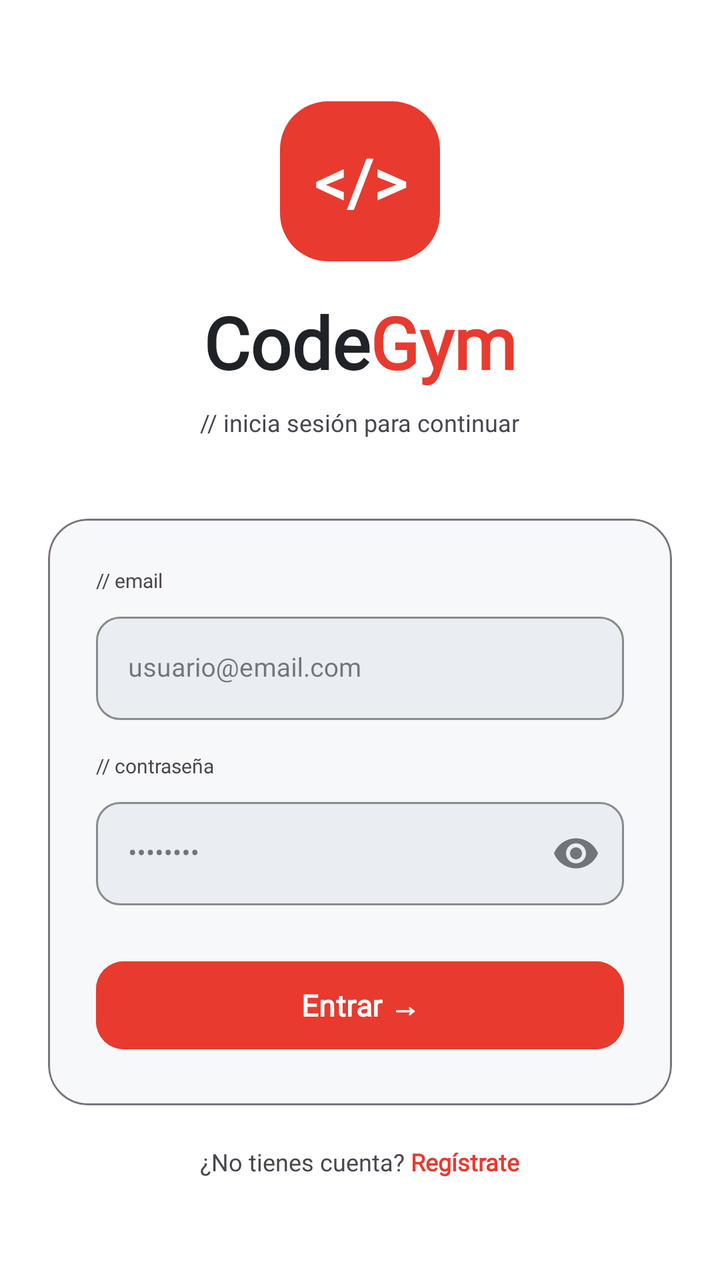
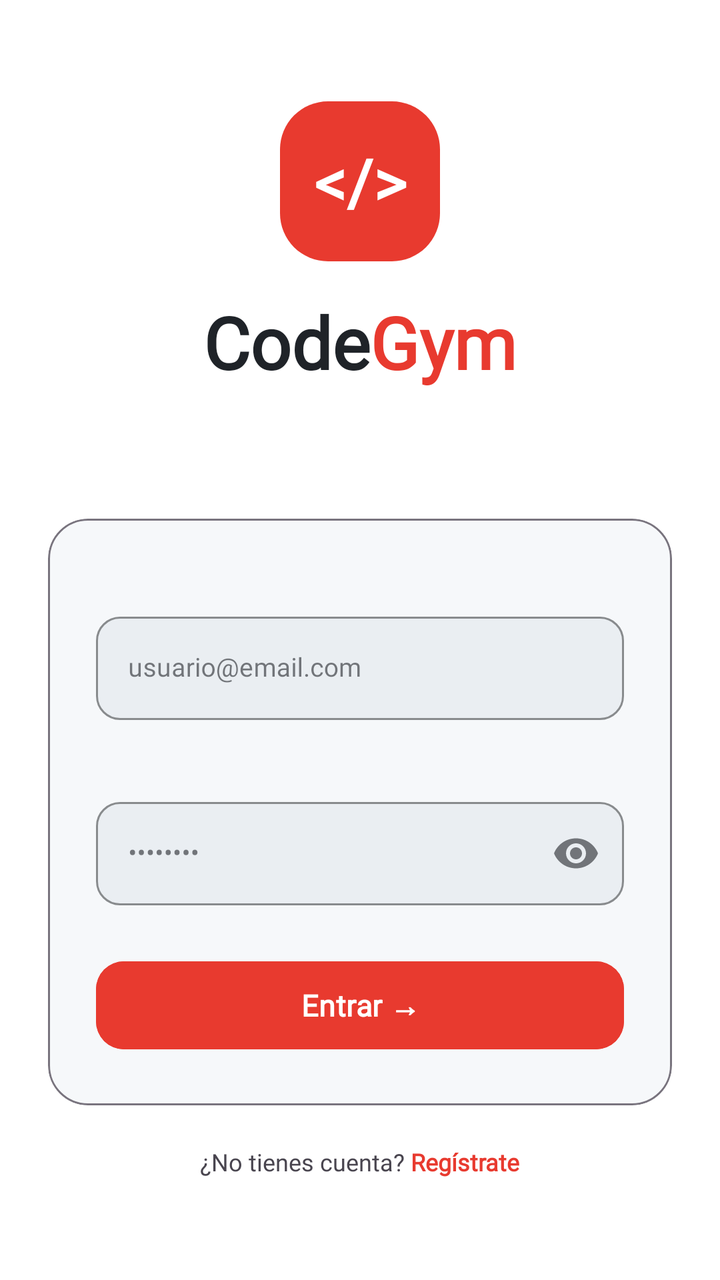

Before-and-after screenshots of an Android layout around one commit, followed by the original layout XML and the change that was made.
<!-- AndroidManifest.xml: application theme Theme.CodeGym -->
<!-- res/layout/activity_login.xml -->
<?xml version="1.0" encoding="utf-8"?>
<LinearLayout
    xmlns:android="http://schemas.android.com/apk/res/android"
    xmlns:app="http://schemas.android.com/apk/res-auto"
    android:layout_width="match_parent"
    android:layout_height="match_parent"
    android:orientation="vertical"
    android:background="?android:attr/colorBackground"
    android:gravity="center">

    
    <TextView
        android:layout_width="80dp"
        android:layout_height="80dp"
        android:gravity="center"
        android:text="&lt;/&gt;"
        android:textColor="?attr/colorOnPrimary"
        android:textSize="32sp"
        android:textStyle="bold"
        android:background="@drawable/splash_logo_bg"
        android:fontFamily="@font/space_mono"
        android:layout_gravity="center_horizontal" />

    
    <LinearLayout
        android:layout_width="wrap_content"
        android:layout_height="wrap_content"
        android:orientation="horizontal"
        android:layout_gravity="center_horizontal"
        android:layout_marginTop="16dp"
        android:layout_marginBottom="8dp">

        <TextView
            android:layout_width="wrap_content"
            android:layout_height="wrap_content"
            android:text="Code"
            android:textColor="?attr/colorOnBackground"
            android:textSize="36sp"
            android:textStyle="bold"
            android:fontFamily="@font/syne_extrabold" />

        <TextView
            android:layout_width="wrap_content"
            android:layout_height="wrap_content"
            android:text="Gym"
            android:textColor="?attr/colorPrimary"
            android:textSize="36sp"
            android:textStyle="bold"
            android:fontFamily="@font/syne_extrabold" />
    </LinearLayout>

    <TextView
        android:layout_width="wrap_content"
        android:layout_height="wrap_content"
        android:text="// inicia sesión para continuar"
        android:textColor="?attr/colorOnSurfaceVariant"
        android:textSize="12sp"
        android:fontFamily="@font/space_mono"
        android:layout_gravity="center_horizontal"
        android:layout_marginBottom="40dp" />

    
    <com.google.android.material.card.MaterialCardView
        android:layout_width="match_parent"
        android:layout_height="wrap_content"
        android:layout_marginHorizontal="24dp"
        app:cardCornerRadius="20dp"
        app:cardBackgroundColor="?attr/colorSurface"
        app:strokeColor="?attr/colorOutline"
        app:strokeWidth="1dp"
        app:cardElevation="0dp">

        <LinearLayout
            android:layout_width="match_parent"
            android:layout_height="wrap_content"
            android:orientation="vertical"
            android:padding="24dp">

            
            <TextView
                android:layout_width="wrap_content"
                android:layout_height="wrap_content"
                android:text="// email"
                android:textColor="?attr/colorOnSurfaceVariant"
                android:textSize="10sp"
                android:fontFamily="@font/space_mono"
                android:layout_marginBottom="6dp" />

            <com.google.android.material.textfield.TextInputLayout
                android:layout_width="match_parent"
                android:layout_height="wrap_content"
                style="@style/Widget.MaterialComponents.TextInputLayout.OutlinedBox"
                app:boxBackgroundColor="?attr/colorSurfaceVariant"
                app:boxStrokeColor="?attr/colorOutline"
                app:boxCornerRadiusTopStart="12dp"
                app:boxCornerRadiusTopEnd="12dp"
                app:boxCornerRadiusBottomStart="12dp"
                app:boxCornerRadiusBottomEnd="12dp">

                <com.google.android.material.textfield.TextInputEditText
                    android:id="@+id/etEmail"
                    android:layout_width="match_parent"
                    android:layout_height="wrap_content"
                    android:hint="usuario@email.com"
                    android:textColor="?attr/colorOnSurface"
                    android:textColorHint="?attr/colorOnSurfaceVariant"
                    android:inputType="textEmailAddress"
                    android:fontFamily="@font/space_mono"
                    android:textSize="13sp" />
            </com.google.android.material.textfield.TextInputLayout>

            
            <TextView
                android:layout_width="wrap_content"
                android:layout_height="wrap_content"
                android:text="// contraseña"
                android:textColor="?attr/colorOnSurfaceVariant"
                android:textSize="10sp"
                android:fontFamily="@font/space_mono"
                android:layout_marginTop="16dp"
                android:layout_marginBottom="6dp" />

            <com.google.android.material.textfield.TextInputLayout
                android:layout_width="match_parent"
                android:layout_height="wrap_content"
                style="@style/Widget.MaterialComponents.TextInputLayout.OutlinedBox"
                app:boxBackgroundColor="?attr/colorSurfaceVariant"
                app:boxStrokeColor="?attr/colorOutline"
                app:boxCornerRadiusTopStart="12dp"
                app:boxCornerRadiusTopEnd="12dp"
                app:boxCornerRadiusBottomStart="12dp"
                app:boxCornerRadiusBottomEnd="12dp"
                app:endIconMode="password_toggle">

                <com.google.android.material.textfield.TextInputEditText
                    android:id="@+id/etPassword"
                    android:layout_width="match_parent"
                    android:layout_height="wrap_content"
                    android:hint="••••••••"
                    android:textColor="?attr/colorOnSurface"
                    android:textColorHint="?attr/colorOnSurfaceVariant"
                    android:inputType="textPassword"
                    android:fontFamily="@font/space_mono"
                    android:textSize="13sp" />
            </com.google.android.material.textfield.TextInputLayout>

            
            <Button
                android:id="@+id/btnLogin"
                android:layout_width="match_parent"
                android:layout_height="52dp"
                android:layout_marginTop="24dp"
                android:text="Entrar →"
                android:textColor="?attr/colorOnPrimary"
                android:textSize="15sp"
                android:textStyle="bold"
                android:backgroundTint="?attr/colorPrimary"
                android:fontFamily="@font/syne_extrabold"
                app:cornerRadius="14dp" />

        </LinearLayout>
    </com.google.android.material.card.MaterialCardView>

    
    <LinearLayout
        android:layout_width="wrap_content"
        android:layout_height="wrap_content"
        android:orientation="horizontal"
        android:layout_gravity="center_horizontal"
        android:layout_marginTop="20dp"
        android:gravity="center_vertical">

        <TextView
            android:layout_width="wrap_content"
            android:layout_height="wrap_content"
            android:text="¿No tienes cuenta? "
            android:textColor="?attr/colorOnSurfaceVariant"
            android:textSize="12sp"
            android:fontFamily="@font/space_mono" />

        <TextView
            android:id="@+id/btnGoRegister"
            android:layout_width="wrap_content"
            android:layout_height="wrap_content"
            android:text="Regístrate"
            android:textColor="?attr/colorPrimary"
            android:textSize="12sp"
            android:textStyle="bold"
            android:fontFamily="@font/space_mono" />
    </LinearLayout>

</LinearLayout>
<!-- resources referenced by this layout -->
<resources>
  <!-- drawable splash_logo_bg (drawable) -->
  <?xml version="1.0" encoding="utf-8"?>
  <shape xmlns:android="http://schemas.android.com/apk/res/android"
      android:shape="rectangle">
      <solid android:color="#E83A2F" />
      <corners android:radius="24dp" />
  </shape>
  <style name="Theme.CodeGym" parent="Base.Theme.CodeGym" />
  <style name="Base.Theme.CodeGym" parent="Theme.Material3.DayNight.NoActionBar">
          <item name="colorPrimary">@color/red_primary</item>
          <item name="colorOnPrimary">@color/white</item>
          <item name="colorSecondary">@color/yellow</item>
          <item name="colorTertiary">@color/tertiary</item>
          <item name="colorError">@color/red_wrong</item>
          <item name="android:colorBackground">@color/bg_dark</item>
          <item name="colorSurface">@color/surface</item>
          <item name="colorSurfaceVariant">@color/surface2</item>
          <item name="colorOnBackground">@color/text_primary</item>
          <item name="colorOnSurface">@color/text_primary</item>
          <item name="android:statusBarColor">@color/bg_dark</item>
          <item name="android:navigationBarColor">@color/bg_dark</item>
          <item name="android:windowLightStatusBar">false</item>
      </style>
  <color name="red_primary">#E83A2F</color>
  <color name="white">#FFFFFF</color>
  <color name="yellow">#D4A017</color>
  <color name="tertiary">#D2A8FF</color>
  <color name="red_wrong">#FF5555</color>
  <color name="bg_dark">#FFFFFF</color>
  <color name="surface">#F6F8FA</color>
  <color name="surface2">#EAEEF2</color>
  <color name="text_primary">#1F2328</color>
</resources>

<!-- the commit's change to res/layout/activity_login.xml (unified diff, before → after) -->
@@ -52,7 +52,6 @@
     <TextView
         android:layout_width="wrap_content"
         android:layout_height="wrap_content"
-        android:text="// inicia sesión para continuar"
         android:textColor="?attr/colorOnSurfaceVariant"
         android:textSize="12sp"
         android:fontFamily="@font/space_mono"
@@ -80,7 +79,6 @@
             <TextView
                 android:layout_width="wrap_content"
                 android:layout_height="wrap_content"
-                android:text="// email"
                 android:textColor="?attr/colorOnSurfaceVariant"
                 android:textSize="10sp"
                 android:fontFamily="@font/space_mono"
@@ -113,7 +111,6 @@
             <TextView
                 android:layout_width="wrap_content"
                 android:layout_height="wrap_content"
-                android:text="// contraseña"
                 android:textColor="?attr/colorOnSurfaceVariant"
                 android:textSize="10sp"
                 android:fontFamily="@font/space_mono"
